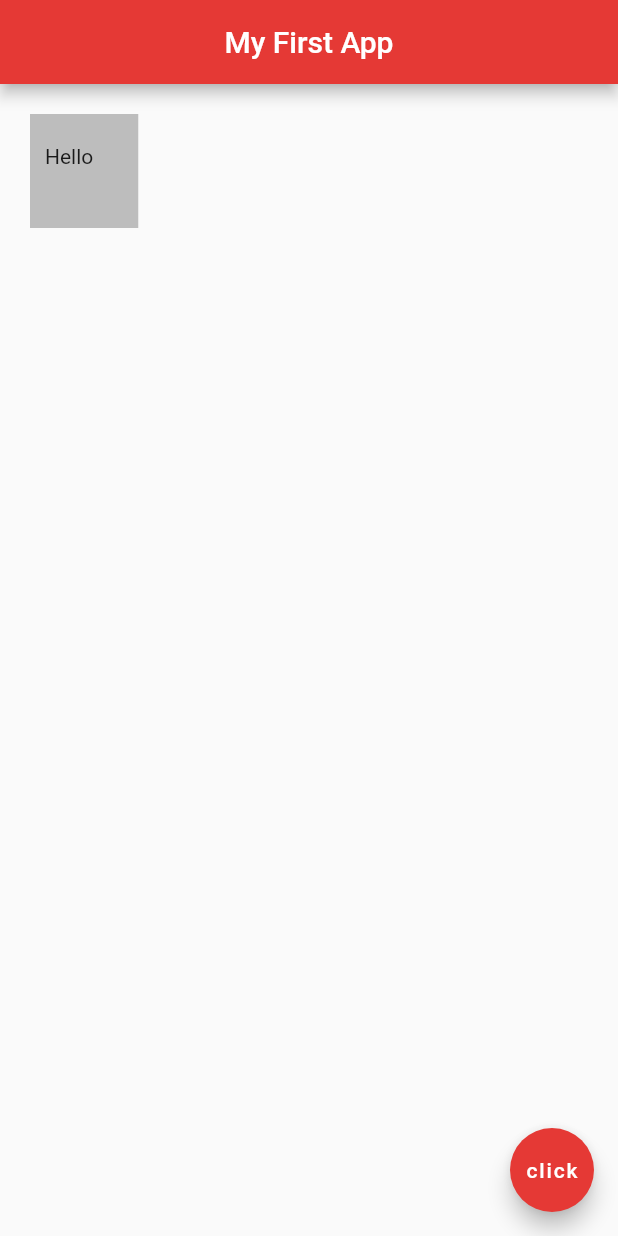
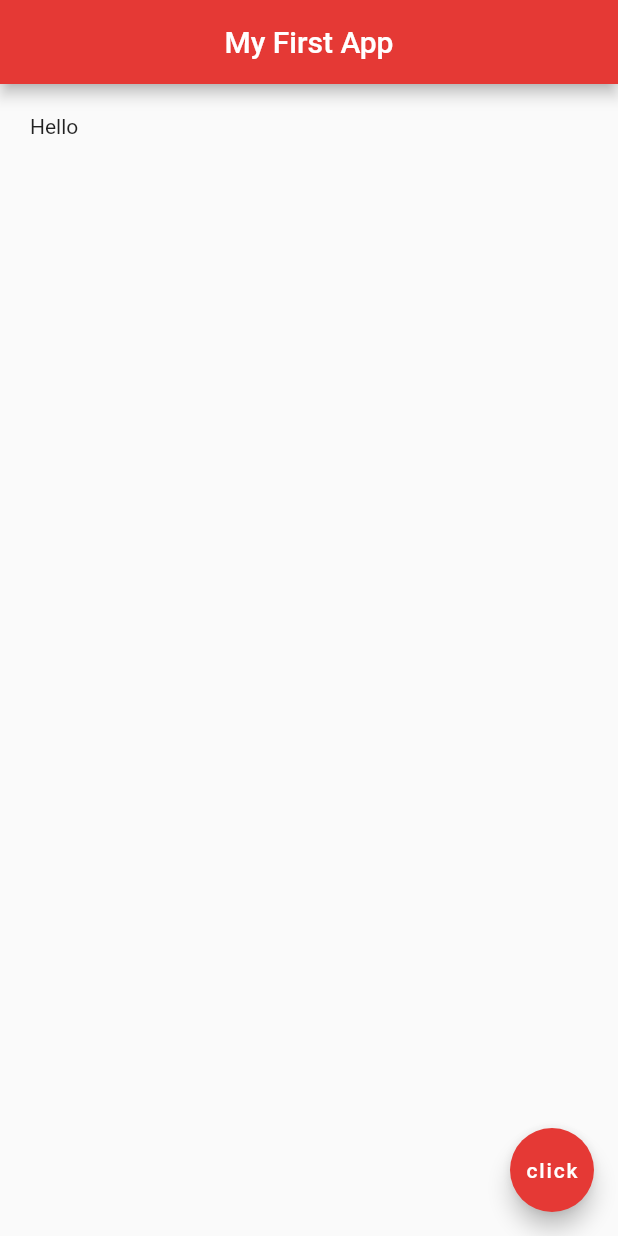
Before and after one commit to hollyphat/flutter-tutorial, a Flutter app: the screen it shows after launch, on a phone screen of 412 x 824 dp. Run offline on Flutter 3.47's test engine with Material 2 defaults, Android fonts, the phone set to English and light mode, and no system bars.

Commit message:
Add padding widget

```diff
--- a/lib/main.dart
+++ b/lib/main.dart
@@ -14,10 +14,8 @@ class Home extends StatelessWidget {
         centerTitle: true,
         backgroundColor: Colors.red[600],
       ),
-      body: Container(
-        padding: EdgeInsets.fromLTRB(10.0, 20.0, 30.0, 40.0),
-        margin: EdgeInsets.all(20.0),
-        color: Colors.grey[400],
+      body: Padding(
+        padding: EdgeInsets.all(20.0),
         child: Text("Hello"),
       ),
       floatingActionButton: FloatingActionButton(
```
